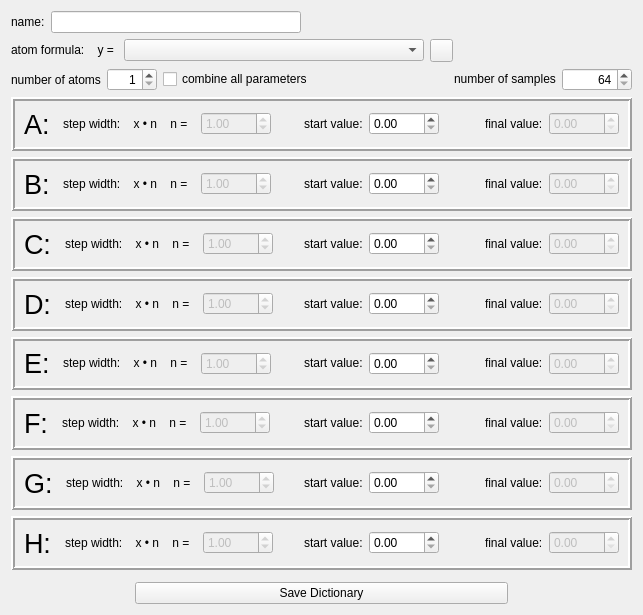
The window that examples/matchingPursuit/enhancededitorwindow.ui (mne-tools/mne-cpp) describes before a commit, drawn with Qt 5.
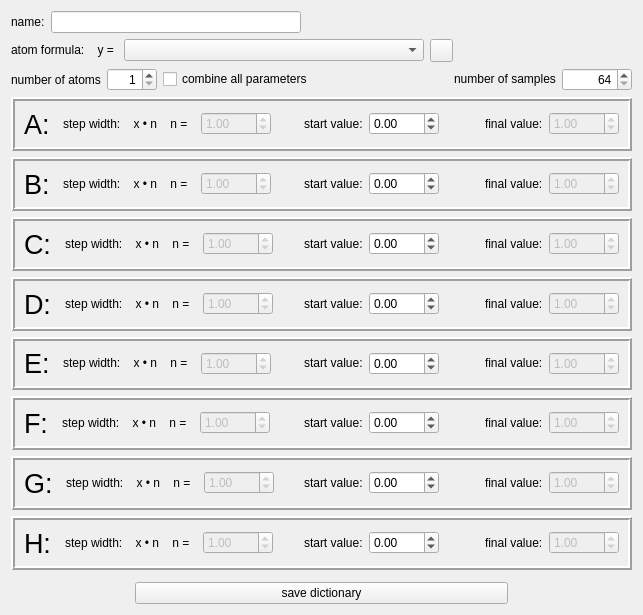
The same window after the commit. Icons and pictures are not drawn.

Commit message: chg: enhancededitorwindow

```diff
--- a/examples/matchingPursuit/enhancededitorwindow.ui
+++ b/examples/matchingPursuit/enhancededitorwindow.ui
@@ -401,6 +401,15 @@
           <height>16777215</height>
          </size>
         </property>
+        <property name="minimum">
+         <double>-999999.989999999990687</double>
+        </property>
+        <property name="maximum">
+         <double>999999.989999999990687</double>
+        </property>
+        <property name="value">
+         <double>0.000000000000000</double>
+        </property>
        </widget>
       </item>
       <item>
@@ -449,6 +458,15 @@
           <height>16777215</height>
          </size>
         </property>
+        <property name="minimum">
+         <double>-999999.989999999990687</double>
+        </property>
+        <property name="maximum">
+         <double>999999.989999999990687</double>
+        </property>
+        <property name="value">
+         <double>1.000000000000000</double>
+        </property>
        </widget>
       </item>
      </layout>
@@ -580,6 +598,15 @@
           <height>16777215</height>
          </size>
         </property>
+        <property name="minimum">
+         <double>-999999.989999999990687</double>
+        </property>
+        <property name="maximum">
+         <double>999999.989999999990687</double>
+        </property>
+        <property name="value">
+         <double>0.000000000000000</double>
+        </property>
        </widget>
       </item>
       <item>
@@ -628,6 +655,15 @@
           <height>16777215</height>
          </size>
         </property>
+        <property name="minimum">
+         <double>-999999.989999999990687</double>
+        </property>
+        <property name="maximum">
+         <double>999999.989999999990687</double>
+        </property>
+        <property name="value">
+         <double>1.000000000000000</double>
+        </property>
        </widget>
       </item>
      </layout>
@@ -759,6 +795,15 @@
           <height>16777215</height>
          </size>
         </property>
+        <property name="minimum">
+         <double>-999999.989999999990687</double>
+        </property>
+        <property name="maximum">
+         <double>999999.989999999990687</double>
+        </property>
+        <property name="value">
+         <double>0.000000000000000</double>
+        </property>
        </widget>
       </item>
       <item>
@@ -807,6 +852,15 @@
           <height>16777215</height>
          </size>
         </property>
+        <property name="minimum">
+         <double>-999999.989999999990687</double>
+        </property>
+        <property name="maximum">
+         <double>999999.989999999990687</double>
+        </property>
+        <property name="value">
+         <double>1.000000000000000</double>
+        </property>
        </widget>
       </item>
      </layout>
@@ -938,6 +992,15 @@
           <height>16777215</height>
          </size>
         </property>
+        <property name="minimum">
+         <double>-999999.989999999990687</double>
+        </property>
+        <property name="maximum">
+         <double>999999.989999999990687</double>
+        </property>
+        <property name="value">
+         <double>0.000000000000000</double>
+        </property>
        </widget>
       </item>
       <item>
@@ -986,6 +1049,15 @@
           <height>16777215</height>
          </size>
         </property>
+        <property name="minimum">
+         <double>-999999.989999999990687</double>
+        </property>
+        <property name="maximum">
+         <double>999999.989999999990687</double>
+        </property>
+        <property name="value">
+         <double>1.000000000000000</double>
+        </property>
        </widget>
       </item>
      </layout>
@@ -1117,6 +1189,15 @@
           <height>16777215</height>
          </size>
         </property>
+        <property name="minimum">
+         <double>-999999.989999999990687</double>
+        </property>
+        <property name="maximum">
+         <double>999999.989999999990687</double>
+        </property>
+        <property name="value">
+         <double>0.000000000000000</double>
+        </property>
        </widget>
       </item>
       <item>
@@ -1165,6 +1246,15 @@
           <height>16777215</height>
          </size>
         </property>
+        <property name="minimum">
+         <double>-999999.989999999990687</double>
+        </property>
+        <property name="maximum">
+         <double>999999.989999999990687</double>
+        </property>
+        <property name="value">
+         <double>1.000000000000000</double>
+        </property>
        </widget>
       </item>
      </layout>
@@ -1296,6 +1386,15 @@
           <height>16777215</height>
          </size>
         </property>
+        <property name="minimum">
+         <double>-999999.989999999990687</double>
+        </property>
+        <property name="maximum">
+         <double>999999.989999999990687</double>
+        </property>
+        <property name="value">
+         <double>0.000000000000000</double>
+        </property>
        </widget>
       </item>
       <item>
@@ -1344,6 +1443,15 @@
           <height>16777215</height>
          </size>
         </property>
+        <property name="minimum">
+         <double>-999999.989999999990687</double>
+        </property>
+        <property name="maximum">
+         <double>999999.989999999990687</double>
+        </property>
+        <property name="value">
+         <double>1.000000000000000</double>
+        </property>
        </widget>
       </item>
      </layout>
@@ -1475,6 +1583,15 @@
           <height>16777215</height>
          </size>
         </property>
+        <property name="minimum">
+         <double>-999999.989999999990687</double>
+        </property>
+        <property name="maximum">
+         <double>999999.989999999990687</double>
+        </property>
+        <property name="value">
+         <double>0.000000000000000</double>
+        </property>
        </widget>
       </item>
       <item>
@@ -1523,6 +1640,15 @@
           <height>16777215</height>
          </size>
         </property>
+        <property name="minimum">
+         <double>-999999.989999999990687</double>
+        </property>
+        <property name="maximum">
+         <double>999999.989999999990687</double>
+        </property>
+        <property name="value">
+         <double>1.000000000000000</double>
+        </property>
        </widget>
       </item>
      </layout>
@@ -1654,6 +1780,15 @@
           <height>16777215</height>
          </size>
         </property>
+        <property name="minimum">
+         <double>-999999.989999999990687</double>
+        </property>
+        <property name="maximum">
+         <double>999999.989999999990687</double>
+        </property>
+        <property name="value">
+         <double>0.000000000000000</double>
+        </property>
        </widget>
       </item>
       <item>
@@ -1702,6 +1837,15 @@
           <height>16777215</height>
          </size>
         </property>
+        <property name="minimum">
+         <double>-999999.989999999990687</double>
+        </property>
+        <property name="maximum">
+         <double>999999.989999999990687</double>
+        </property>
+        <property name="value">
+         <double>1.000000000000000</double>
+        </property>
        </widget>
       </item>
      </layout>
@@ -1731,7 +1875,7 @@
      <item>
       <widget class="QPushButton" name="pushButton">
        <property name="text">
-        <string>Save Dictionary</string>
+        <string>save dictionary</string>
        </property>
        <property name="icon">
         <iconset resource="Ressourcen.qrc">
```
Left out of the diff: 2 changed lines with no effect on the pictures. The commit also changes 3 other files.
